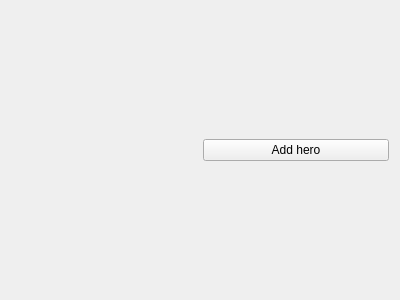
Above: app/view/forms/heroesview.ui from r0nd0ud0u/qt-rpg before the change. Below: the same form after it.
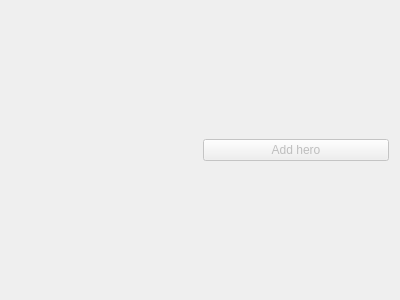
That is the form after the change.

Patch:
```diff
--- a/app/view/forms/heroesview.ui
+++ b/app/view/forms/heroesview.ui
@@ -23,6 +23,9 @@
     <layout class="QVBoxLayout" name="right_add_hero_lay">
      <item>
       <widget class="QPushButton" name="pushButton">
+       <property name="enabled">
+        <bool>false</bool>
+       </property>
        <property name="text">
         <string>Add hero</string>
        </property>
```
